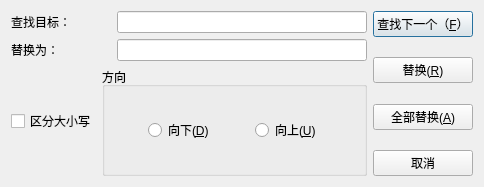
The window that Mynotepad/replacedialog.ui (roeeshua/qt_text) describes before a commit, drawn with Qt 5.
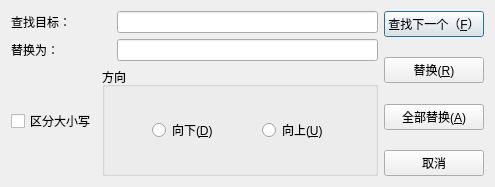
The same window after the commit. Icons and pictures are not drawn.

Diff of the .ui file:
```diff
--- a/Mynotepad/replacedialog.ui
+++ b/Mynotepad/replacedialog.ui
@@ -6,7 +6,7 @@
    <rect>
     <x>0</x>
     <y>0</y>
-    <width>484</width>
+    <width>495</width>
     <height>187</height>
    </rect>
   </property>
```
Left out of the diff: 5 changed lines with no effect on the pictures.
